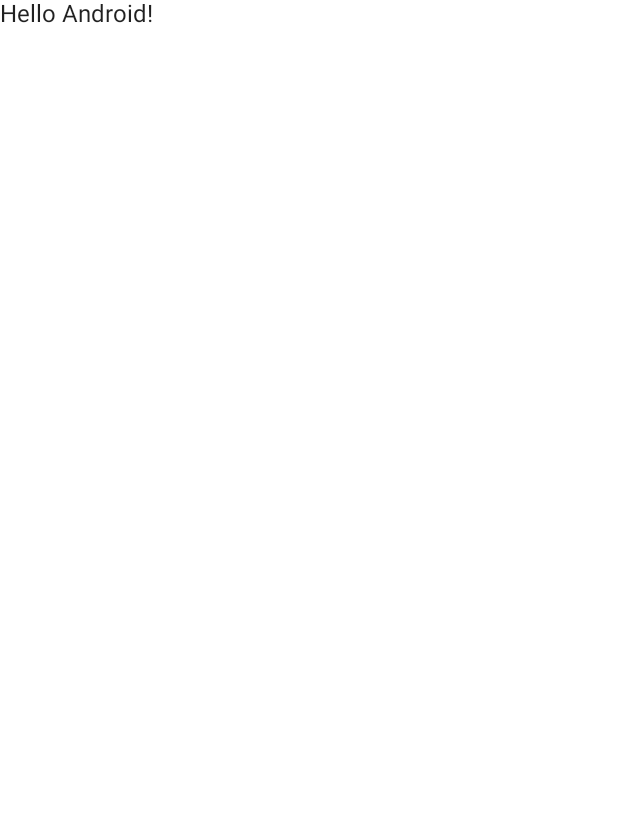
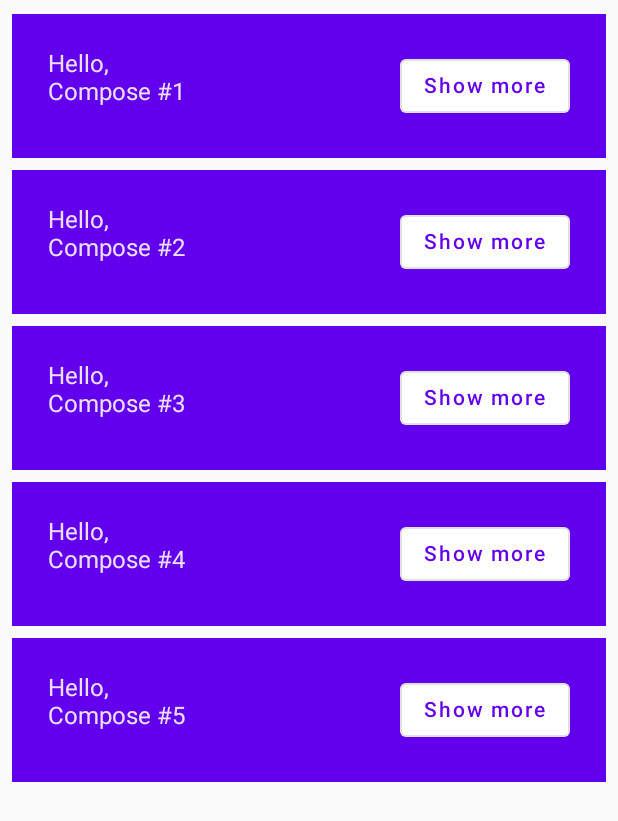
Before and after one commit to kwon0koang/ComposeTest, an Android app built with Jetpack Compose: the screen it shows after launch (MainActivity), on a phone screen of 412 x 824 dp. Before the commit the part shown is almost empty. Shown: the top 821 px of the screen. Run offline under Robolectric (Android 15) with nearby library versions, the phone set to English and light mode, and no system bars.

Commit message:
[kyk] 기초 커밋

```diff
--- a/app/src/main/java/com/glorykwon/composetest/MainActivity.kt
+++ b/app/src/main/java/com/glorykwon/composetest/MainActivity.kt
@@ -3,41 +3,83 @@ package com.glorykwon.composetest
 import android.os.Bundle
 import androidx.activity.ComponentActivity
 import androidx.activity.compose.setContent
-import androidx.compose.foundation.layout.fillMaxSize
+import androidx.compose.foundation.layout.Column
+import androidx.compose.foundation.layout.Row
+import androidx.compose.foundation.layout.padding
 import androidx.compose.material.MaterialTheme
+import androidx.compose.material.OutlinedButton
 import androidx.compose.material.Surface
 import androidx.compose.material.Text
 import androidx.compose.runtime.Composable
+import androidx.compose.runtime.mutableStateOf
+import androidx.compose.runtime.remember
 import androidx.compose.ui.Modifier
 import androidx.compose.ui.tooling.preview.Preview
+import androidx.compose.ui.unit.dp
 import com.glorykwon.composetest.ui.theme.ComposeTestTheme
 
+/**
+ * https://developer.android.com/codelabs/jetpack-compose-basics?hl=ko#0
+ */
 class MainActivity : ComponentActivity() {
     override fun onCreate(savedInstanceState: Bundle?) {
         super.onCreate(savedInstanceState)
         setContent {
+//            ComposeTestTheme {
+//                // A surface container using the 'background' color from the theme
+//                Surface(
+//                    modifier = Modifier.fillMaxSize(),
+//                    color = MaterialTheme.colors.background
+//                ) {
+//                    Greeting("Android")
+//                }
+//            }
             ComposeTestTheme {
-                // A surface container using the 'background' color from the theme
-                Surface(
-                    modifier = Modifier.fillMaxSize(),
-                    color = MaterialTheme.colors.background
-                ) {
-                    Greeting("Android")
-                }
+                MyApp()
             }
         }
     }
 }
 
 @Composable
-fun Greeting(name: String) {
-    Text(text = "Hello $name!")
+fun MyApp() {
+    Column(modifier = Modifier.padding(vertical = 5.dp)) {
+        for (i in 1..5) {
+            Greeting(name = "Compose #$i")
+        }
+    }
+}
+
+@Composable
+private fun Greeting(name: String) {
+    val expanded = remember { mutableStateOf(false) }       //remember는 리컴포지션을 방지하는 데 사용되므로 상태가 재설정되지 않습니다.
+    val expandedPadding = if (expanded.value) 48.dp else 0.dp
+
+    Surface(
+        color = MaterialTheme.colors.primary,
+        modifier = Modifier.padding(vertical = 4.dp, horizontal = 8.dp)
+    ) {
+        Row(modifier = Modifier.padding(24.dp)) {
+            Column(modifier = Modifier
+                .weight(1f)
+                .padding(bottom = expandedPadding)
+            ) {
+                Text(text = "Hello, ")
+                Text(text = name)
+            }
+            OutlinedButton(
+                onClick = { expanded.value = !expanded.value }
+            ) {
+                Text(if (expanded.value) "Show less" else "Show more")
+            }
+        }
+    }
 }
 
 @Preview(showBackground = true)
 @Composable
-fun DefaultPreview() {
+private fun DefaultPreview() {
     ComposeTestTheme {
-        Greeting("Android")
+        MyApp()
     }
 }
```
